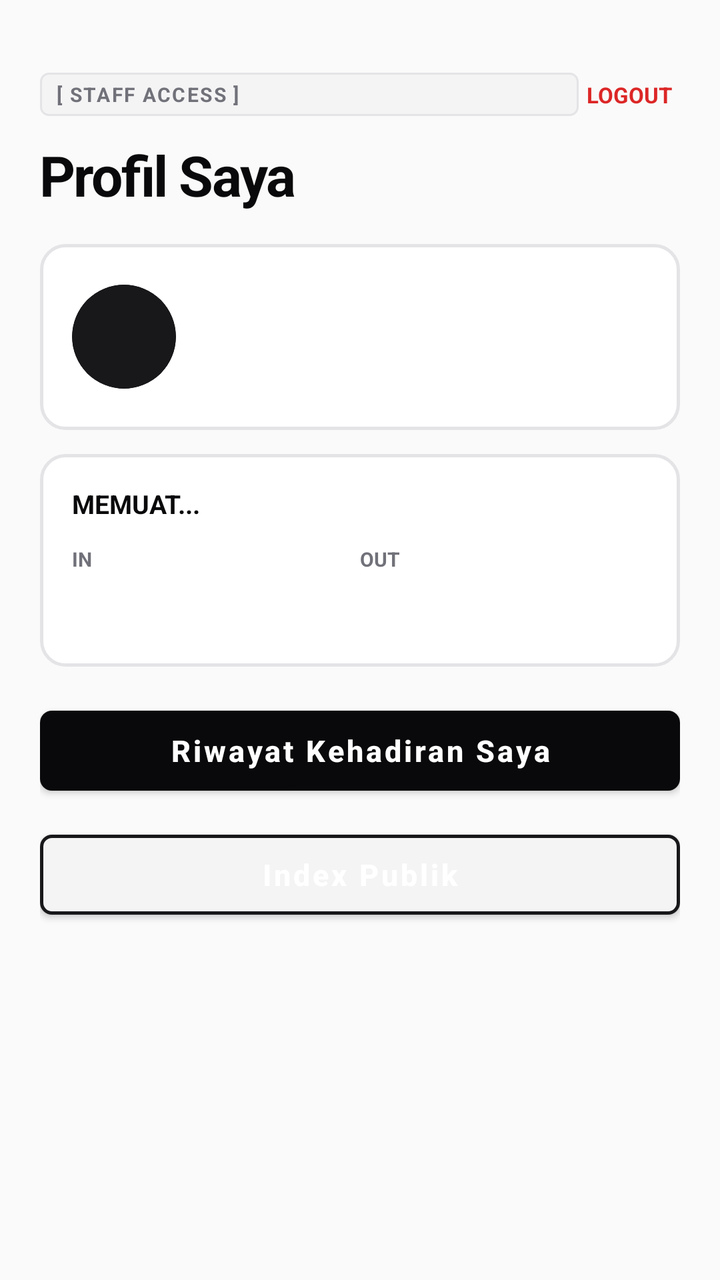
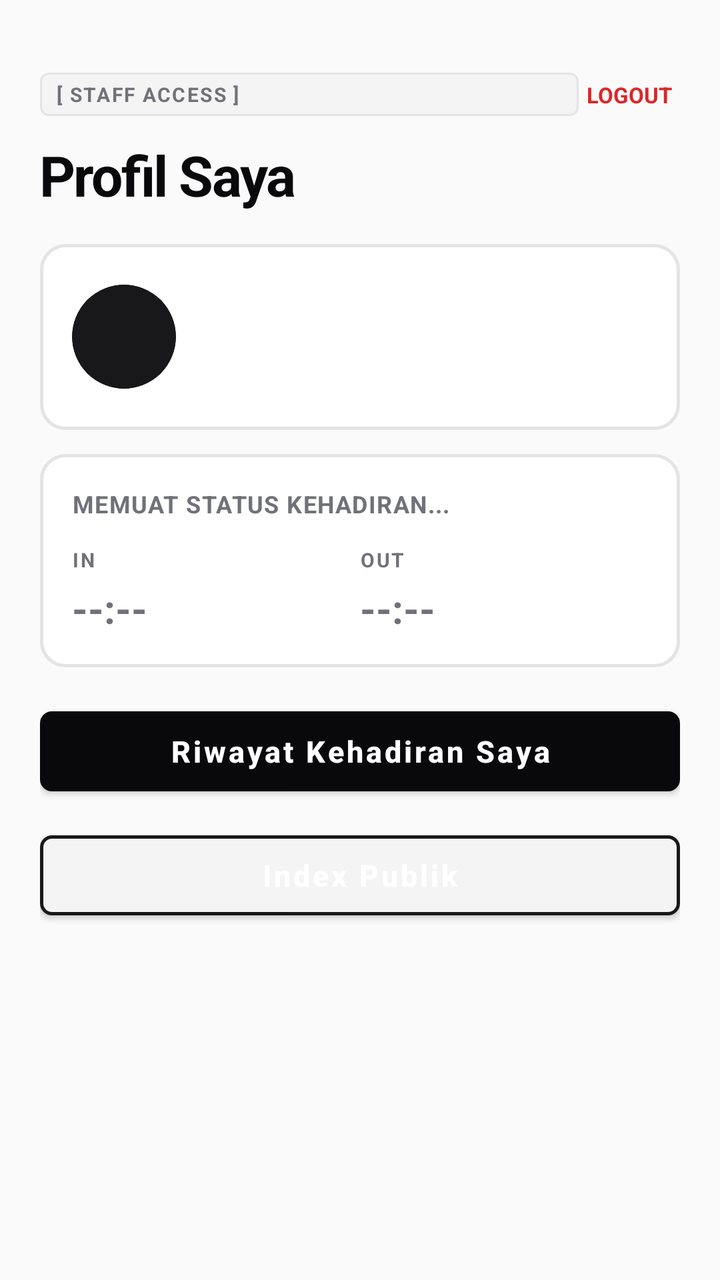

Screens rendered from an Android XML layout before and after an edit, with the pre-edit source and the edit as a unified diff.
<!-- AndroidManifest.xml: application theme Theme.Absensi -->
<!-- res/layout/activity_employee.xml -->
<?xml version="1.0" encoding="utf-8"?>
<androidx.constraintlayout.widget.ConstraintLayout xmlns:android="http://schemas.android.com/apk/res/android"
    xmlns:app="http://schemas.android.com/apk/res-auto"
    android:layout_width="match_parent"
    android:layout_height="match_parent"
    android:background="@color/bg_primary">

    <ScrollView
        android:layout_width="0dp"
        android:layout_height="0dp"
        app:layout_constraintBottom_toBottomOf="parent"
        app:layout_constraintEnd_toEndOf="parent"
        app:layout_constraintStart_toStartOf="parent"
        app:layout_constraintTop_toTopOf="parent">

        <LinearLayout
            android:layout_width="match_parent"
            android:layout_height="wrap_content"
            android:orientation="vertical"
            android:paddingStart="20dp"
            android:paddingTop="36dp"
            android:paddingEnd="20dp">

            <LinearLayout
                android:layout_width="match_parent"
                android:layout_height="wrap_content"
                android:gravity="center_vertical"
                android:orientation="horizontal">

                <TextView
                    android:layout_width="0dp"
                    android:layout_height="wrap_content"
                    android:layout_weight="1"
                    android:background="@drawable/bg_tag_pill"
                    android:letterSpacing="0.08"
                    android:paddingStart="8dp"
                    android:paddingTop="4dp"
                    android:paddingEnd="8dp"
                    android:paddingBottom="4dp"
                    android:text="[ STAFF ACCESS ]"
                    android:textColor="@color/text_secondary"
                    android:textSize="10sp"
                    android:textStyle="bold" />

                <TextView
                    android:id="@+id/tvLogout"
                    android:layout_width="wrap_content"
                    android:layout_height="wrap_content"
                    android:padding="4dp"
                    android:text="LOGOUT"
                    android:textColor="@color/badge_danger_text"
                    android:textSize="11sp"
                    android:textStyle="bold" />
            </LinearLayout>

            <TextView
                android:layout_width="wrap_content"
                android:layout_height="wrap_content"
                android:layout_marginTop="10dp"
                android:letterSpacing="-0.03"
                android:text="Profil Saya"
                android:textColor="@color/text_primary"
                android:textSize="28sp"
                android:textStyle="bold" />

            <LinearLayout
                android:layout_width="match_parent"
                android:layout_height="wrap_content"
                android:layout_marginTop="16dp"
                android:background="@drawable/bg_hero_card"
                android:gravity="center_vertical"
                android:orientation="horizontal"
                android:padding="16dp">

                <FrameLayout
                    android:id="@+id/flAvatar"
                    android:layout_width="52dp"
                    android:layout_height="52dp">

                    <ImageView
                        android:id="@+id/ivAvatar"
                        android:layout_width="match_parent"
                        android:layout_height="match_parent"
                        android:background="@drawable/bg_avatar_circle"
                        android:clipToOutline="true"
                        android:contentDescription="Foto Profil"
                        android:scaleType="centerCrop" />

                    <TextView
                        android:id="@+id/tvAvatarInitial"
                        android:layout_width="match_parent"
                        android:layout_height="match_parent"
                        android:background="@drawable/bg_avatar_circle"
                        android:clipToOutline="true"
                        android:gravity="center"
                        android:textColor="@color/surface"
                        android:textSize="18sp"
                        android:textStyle="bold" />
                </FrameLayout>

                <LinearLayout
                    android:layout_width="0dp"
                    android:layout_height="wrap_content"
                    android:layout_marginStart="14dp"
                    android:layout_weight="1"
                    android:orientation="vertical">

                    <TextView
                        android:id="@+id/tvName"
                        android:layout_width="match_parent"
                        android:layout_height="wrap_content"
                        android:textColor="@color/text_primary"
                        android:textSize="18sp"
                        android:textStyle="bold" />

                    <TextView
                        android:id="@+id/tvEmpCode"
                        android:layout_width="match_parent"
                        android:layout_height="wrap_content"
                        android:layout_marginTop="2dp"
                        android:textColor="@color/text_secondary"
                        android:textSize="12sp" />

                    <TextView
                        android:id="@+id/tvDept"
                        android:layout_width="match_parent"
                        android:layout_height="wrap_content"
                        android:layout_marginTop="2dp"
                        android:textColor="@color/text_secondary"
                        android:textSize="12sp"
                        android:textStyle="bold" />
                </LinearLayout>
            </LinearLayout>

            <LinearLayout
                android:layout_width="match_parent"
                android:layout_height="wrap_content"
                android:layout_marginTop="12dp"
                android:background="@drawable/bg_hero_card"
                android:orientation="vertical"
                android:padding="16dp">

                <TextView
                    android:id="@+id/tvStatus"
                    android:layout_width="wrap_content"
                    android:layout_height="wrap_content"
                    android:text="MEMUAT..."
                    android:textColor="@color/text_primary"
                    android:textSize="13sp"
                    android:textStyle="bold" />

                <LinearLayout
                    android:layout_width="match_parent"
                    android:layout_height="wrap_content"
                    android:layout_marginTop="12dp"
                    android:orientation="horizontal">

                    <LinearLayout
                        android:layout_width="0dp"
                        android:layout_height="wrap_content"
                        android:layout_weight="1"
                        android:orientation="vertical">

                        <TextView
                            android:layout_width="wrap_content"
                            android:layout_height="wrap_content"
                            android:text="IN"
                            android:textColor="@color/text_secondary"
                            android:textSize="10sp"
                            android:textStyle="bold" />

                        <TextView
                            android:id="@+id/tvIn"
                            android:layout_width="wrap_content"
                            android:layout_height="wrap_content"
                            android:layout_marginTop="4dp"
                            android:textColor="@color/text_primary"
                            android:textSize="20sp"
                            android:textStyle="bold" />
                    </LinearLayout>

                    <LinearLayout
                        android:layout_width="0dp"
                        android:layout_height="wrap_content"
                        android:layout_weight="1"
                        android:orientation="vertical">

                        <TextView
                            android:layout_width="wrap_content"
                            android:layout_height="wrap_content"
                            android:text="OUT"
                            android:textColor="@color/text_secondary"
                            android:textSize="10sp"
                            android:textStyle="bold" />

                        <TextView
                            android:id="@+id/tvOut"
                            android:layout_width="wrap_content"
                            android:layout_height="wrap_content"
                            android:layout_marginTop="4dp"
                            android:textColor="@color/text_primary"
                            android:textSize="20sp"
                            android:textStyle="bold" />
                    </LinearLayout>
                </LinearLayout>
            </LinearLayout>

            <com.google.android.material.button.MaterialButton
                android:id="@+id/btnHistory"
                android:layout_width="match_parent"
                android:layout_height="52dp"
                android:layout_marginTop="16dp"
                android:text="Riwayat Kehadiran Saya"
                android:textAllCaps="false"
                android:textSize="15sp"
                android:textStyle="bold"
                app:backgroundTint="@color/accent"
                app:cornerRadius="6dp" />

            <com.google.android.material.button.MaterialButton
                android:id="@+id/btnPublic"
                android:layout_width="match_parent"
                android:layout_height="52dp"
                android:layout_marginTop="10dp"
                android:text="Index Publik"
                android:textAllCaps="false"
                android:textSize="15sp"
                android:textStyle="bold"
                app:backgroundTint="@color/accent_light"
                app:cornerRadius="6dp"
                app:strokeColor="@color/border_dark"
                app:strokeWidth="1.5dp" />
        </LinearLayout>
    </ScrollView>
</androidx.constraintlayout.widget.ConstraintLayout>
<!-- resources referenced by this layout -->
<resources>
  <color name="accent">#09090B</color>
  <color name="accent_light">#F4F4F5</color>
  <color name="badge_danger_text">#DC2626</color>
  <color name="bg_primary">#FAFAFA</color>
  <color name="border_dark">#18181B</color>
  <color name="surface">#FFFFFF</color>
  <color name="text_primary">#09090B</color>
  <color name="text_secondary">#71717A</color>
  <!-- drawable bg_avatar_circle (drawable) -->
  <?xml version="1.0" encoding="utf-8"?>
  <shape xmlns:android="http://schemas.android.com/apk/res/android"
      android:shape="oval">
      <solid android:color="@color/avatar_1" />
      <stroke
          android:width="1.5dp"
          android:color="@color/border_dark" />
  </shape>
  <!-- drawable bg_hero_card (drawable) -->
  <?xml version="1.0" encoding="utf-8"?>
  <shape xmlns:android="http://schemas.android.com/apk/res/android"
      android:shape="rectangle">
      <solid android:color="@color/surface" />
      <corners android:radius="12dp" />
      <stroke android:width="1.5dp" android:color="@color/border_crisp" />
  </shape>
  <!-- drawable bg_tag_pill (drawable) -->
  <?xml version="1.0" encoding="utf-8"?>
  <shape xmlns:android="http://schemas.android.com/apk/res/android"
      android:shape="rectangle">
      <solid android:color="@color/accent_light" />
      <corners android:radius="4dp" />
      <stroke android:width="1dp" android:color="@color/border_crisp" />
  </shape>
  <style name="Theme.Absensi" parent="Theme.MaterialComponents.Light.NoActionBar">
          <item name="android:windowBackground">@color/bg_primary</item>
          <item name="colorPrimary">@color/accent</item>
          <item name="colorPrimaryDark">@color/primary_dark</item>
          <item name="android:statusBarColor">@color/surface</item>
          <item name="android:windowLightStatusBar">true</item>
          <item name="colorAccent">@color/accent</item>
      </style>
  <color name="avatar_1">#18181B</color>
  <color name="border_crisp">#E4E4E7</color>
  <color name="primary_dark">#09090B</color>
</resources>

<!-- the commit's change to res/layout/activity_employee.xml (unified diff, before → after) -->
@@ -133,6 +133,7 @@
             </LinearLayout>
 
             <LinearLayout
+                android:id="@+id/cardAttendance"
                 android:layout_width="match_parent"
                 android:layout_height="wrap_content"
                 android:layout_marginTop="12dp"
@@ -140,18 +141,34 @@
                 android:orientation="vertical"
                 android:padding="16dp">
 
-                <TextView
-                    android:id="@+id/tvStatus"
-                    android:layout_width="wrap_content"
-                    android:layout_height="wrap_content"
-                    android:text="MEMUAT..."
-                    android:textColor="@color/text_primary"
-                    android:textSize="13sp"
-                    android:textStyle="bold" />
-
                 <LinearLayout
                     android:layout_width="match_parent"
                     android:layout_height="wrap_content"
+                    android:gravity="center_vertical"
+                    android:orientation="horizontal">
+
+                    <TextView
+                        android:id="@+id/tvStatus"
+                        android:layout_width="0dp"
+                        android:layout_height="wrap_content"
+                        android:layout_weight="1"
+                        android:text="MEMUAT STATUS KEHADIRAN..."
+                        android:textColor="@color/text_secondary"
+                        android:textSize="12sp"
+                        android:letterSpacing="0.04"
+                        android:textStyle="bold" />
+
+                    <ProgressBar
+                        android:id="@+id/pbAttendance"
+                        android:layout_width="18dp"
+                        android:layout_height="18dp"
+                        android:indeterminate="true"
+                        android:indeterminateTint="@color/text_primary" />
+                </LinearLayout>
+
+                <LinearLayout
+                    android:layout_width="match_parent"
+                    android:layout_height="wrap_content"
                     android:layout_marginTop="12dp"
                     android:orientation="horizontal">
 
@@ -167,6 +184,7 @@
                             android:text="IN"
                             android:textColor="@color/text_secondary"
                             android:textSize="10sp"
+                            android:letterSpacing="0.08"
                             android:textStyle="bold" />
 
                         <TextView
@@ -174,7 +192,8 @@
                             android:layout_width="wrap_content"
                             android:layout_height="wrap_content"
                             android:layout_marginTop="4dp"
-                            android:textColor="@color/text_primary"
+                            android:text="--:--"
+                            android:textColor="@color/text_secondary"
                             android:textSize="20sp"
                             android:textStyle="bold" />
                     </LinearLayout>
@@ -191,6 +210,7 @@
                             android:text="OUT"
                             android:textColor="@color/text_secondary"
                             android:textSize="10sp"
+                            android:letterSpacing="0.08"
                             android:textStyle="bold" />
 
                         <TextView
@@ -198,7 +218,8 @@
                             android:layout_width="wrap_content"
                             android:layout_height="wrap_content"
                             android:layout_marginTop="4dp"
-                            android:textColor="@color/text_primary"
+                            android:text="--:--"
+                            android:textColor="@color/text_secondary"
                             android:textSize="20sp"
                             android:textStyle="bold" />
                     </LinearLayout>
